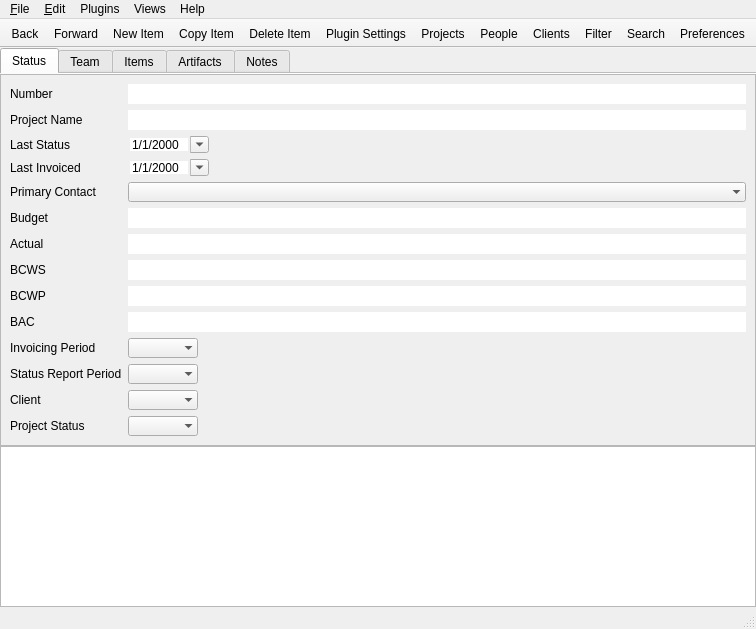
Qt form mainwindow.ui (kestermckinney/ProjectNotes) before a commit.
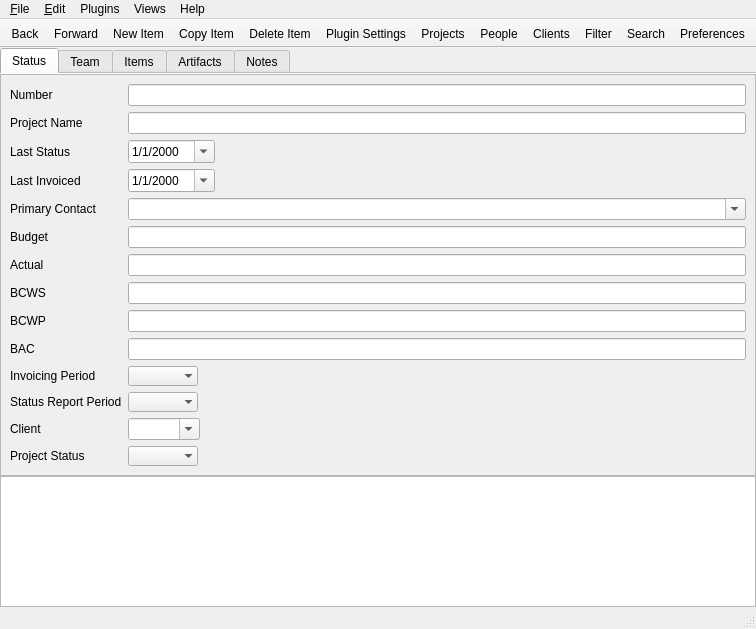
The same form after that commit. The open tabs and pages were chosen to show the change. Icons and pictures are not drawn. Custom widgets are drawn as their Qt base class.

Patch:
```diff
--- a/mainwindow.ui
+++ b/mainwindow.ui
@@ -460,7 +460,7 @@
                   </size>
                  </property>
                  <property name="frame">
-                  <bool>false</bool>
+                  <bool>true</bool>
                  </property>
                 </widget>
                </item>
@@ -480,7 +480,7 @@
                   </sizepolicy>
                  </property>
                  <property name="frame">
-                  <bool>false</bool>
+                  <bool>true</bool>
                  </property>
                 </widget>
                </item>
@@ -494,7 +494,7 @@
                <item row="2" column="1">
                 <widget class="QDateEdit" name="dateEditLastStatus">
                  <property name="frame">
-                  <bool>false</bool>
+                  <bool>true</bool>
                  </property>
                  <property name="displayFormat">
                   <string>M/d/yyyy</string>
@@ -517,7 +517,7 @@
                   <bool>false</bool>
                  </property>
                  <property name="frame">
-                  <bool>false</bool>
+                  <bool>true</bool>
                  </property>
                  <property name="displayFormat">
                   <string>M/d/yyyy</string>
@@ -542,8 +542,11 @@
                    <verstretch>0</verstretch>
                   </sizepolicy>
                  </property>
+                 <property name="editable">
+                  <bool>true</bool>
+                 </property>
                  <property name="frame">
-                  <bool>false</bool>
+                  <bool>true</bool>
                  </property>
                 </widget>
                </item>
@@ -557,7 +560,7 @@
                <item row="5" column="1">
                 <widget class="QLineEdit" name="lineEditBudget">
                  <property name="frame">
-                  <bool>false</bool>
+                  <bool>true</bool>
                  </property>
                 </widget>
                </item>
@@ -571,7 +574,7 @@
                <item row="6" column="1">
                 <widget class="QLineEdit" name="lineEditActual">
                  <property name="frame">
-                  <bool>false</bool>
+                  <bool>true</bool>
                  </property>
                 </widget>
                </item>
@@ -585,7 +588,7 @@
                <item row="7" column="1">
                 <widget class="QLineEdit" name="lineEditBCWS">
                  <property name="frame">
-                  <bool>false</bool>
+                  <bool>true</bool>
                  </property>
                 </widget>
                </item>
@@ -599,7 +602,7 @@
                <item row="8" column="1">
                 <widget class="QLineEdit" name="lineEditBCWP">
                  <property name="frame">
-                  <bool>false</bool>
+                  <bool>true</bool>
                  </property>
                 </widget>
                </item>
@@ -613,7 +616,7 @@
                <item row="9" column="1">
                 <widget class="QLineEdit" name="lineEditBAC">
                  <property name="frame">
-                  <bool>false</bool>
+                  <bool>true</bool>
                  </property>
                 </widget>
                </item>
@@ -654,8 +657,14 @@
                </item>
                <item row="12" column="1">
                 <widget class="QComboBox" name="comboBoxClient">
+                 <property name="editable">
+                  <bool>true</bool>
+                 </property>
                  <property name="frame">
-                  <bool>false</bool>
+                  <bool>true</bool>
+                 </property>
+                 <property name="modelColumn">
+                  <number>0</number>
                  </property>
                 </widget>
                </item>
```
Left out of the diff: 2 changed lines with no effect on the pictures.
